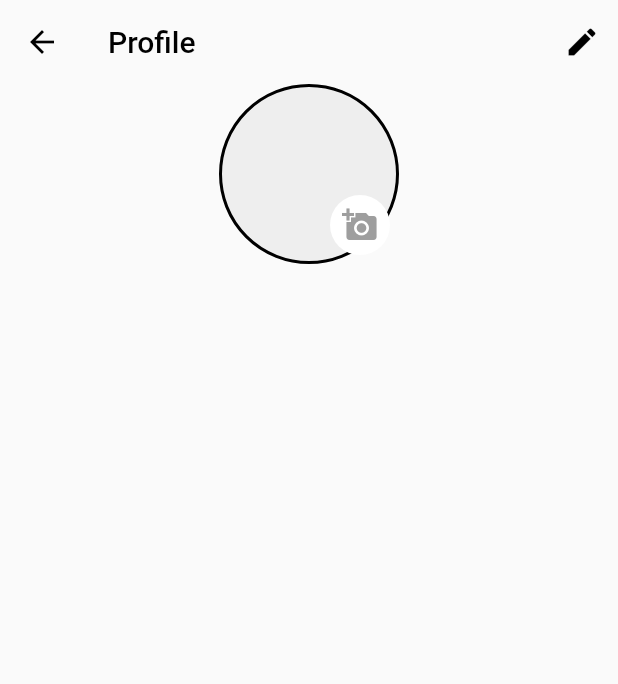
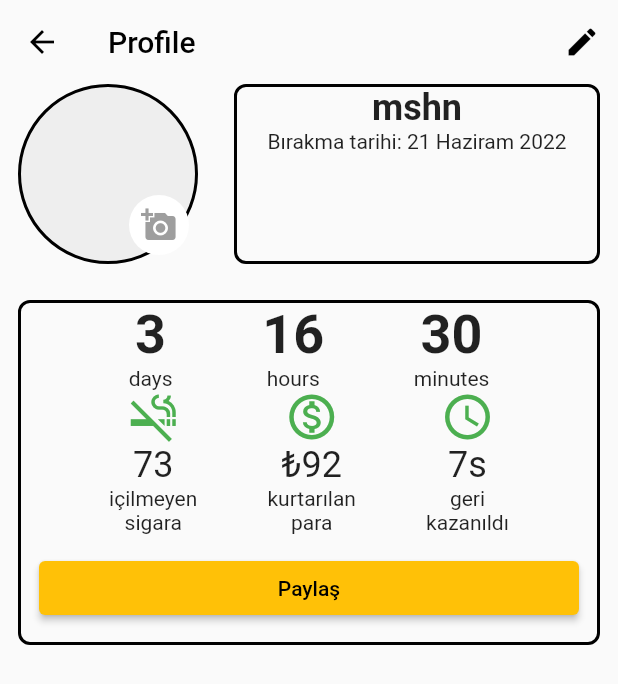
Before and after one commit to musahinist/quit_smoking, a Flutter app: the screen it shows after launch, after a tap on the "share" icon, on a phone screen of 412 x 824 dp. Shown: the top 684 px of the screen. Run offline on Flutter 3.47's test engine with Material 2 defaults, Android fonts, the phone set to English and light mode, and no system bars; our stand-ins replace camera; missing offline and left inert: photo_manager.

Commit message:
add profile page sections

```diff
--- a/lib/view/home/home_page.dart
+++ b/lib/view/home/home_page.dart
@@ -48,7 +48,7 @@ class HomePage extends StatelessWidget {
           const StopWatchSection(),
           //
           const SizedBox(height: 24),
-          Text("Günlük Durum", style: Theme.of(context).textTheme.headline6),
+          Text("Daily Mode", style: Theme.of(context).textTheme.headline6),
           const SizedBox(height: 12),
           const DailyStateSection(),
           //
--- a/lib/view/profile/profile.page.dart
+++ b/lib/view/profile/profile.page.dart
@@ -2,6 +2,7 @@ import 'dart:io';
 
 import 'package:flutter/material.dart';
 
+import '../home/home_page.dart';
 import 'image_picker/camera_widget.dart';
 
 class ProfilePage extends StatefulWidget {
@@ -22,10 +23,12 @@ class _ProfilePageState extends State<ProfilePage> {
         title: Text('Profile'),
         actions: [IconButton(onPressed: () {}, icon: Icon(Icons.edit))],
       ),
-      body: Column(
+      body: ListView(
+        padding: EdgeInsets.symmetric(horizontal: 12),
         children: [
-          Center(
-            child: Container(
+          Row(
+            children: [
+              Container(
                 height: 120,
                 width: 120,
                 alignment: Alignment.bottomRight,
@@ -66,7 +69,116 @@ class _ProfilePageState extends State<ProfilePage> {
                   },
                 ),
               ),
+              SizedBox(width: 24),
+              Expanded(
+                child: Container(
+                  height: 120,
+                  decoration: BoxDecoration(
+                      border: Border.all(width: 2),
+                      borderRadius: BorderRadius.circular(8)),
+                  child: Column(
+                    children: [
+                      Text('mshn',
+                          style: TextStyle(
+                              fontSize: 24, fontWeight: FontWeight.bold)),
+                      Text('Bırakma tarihi: 21 Haziram 2022')
+                    ],
                   ),
+                ),
+              )
+            ],
+          ),
+          SizedBox(height: 24),
+          Container(
+            decoration: BoxDecoration(
+                border: Border.all(width: 2),
+                borderRadius: BorderRadius.circular(8)),
+            child: Padding(
+              padding: const EdgeInsets.fromLTRB(12, 0, 12, 12),
+              child: Column(
+                crossAxisAlignment: CrossAxisAlignment.stretch,
+                children: [
+                  Row(
+                    mainAxisAlignment: MainAxisAlignment.spaceEvenly,
+                    children: [
+                      Column(
+                        children: [
+                          Text("${duration.inDays}",
+                              style: TextStyle(
+                                  fontSize: 36, fontWeight: FontWeight.bold)),
+                          const Text('days')
+                        ],
+                      ),
+                      Column(
+                        children: [
+                          Text("${duration.inHours.remainder(24)}",
+                              style: TextStyle(
+                                  fontSize: 36, fontWeight: FontWeight.bold)),
+                          const Text('hours')
+                        ],
+                      ),
+                      Column(
+                        children: [
+                          Text("${duration.inMinutes.remainder(60)}",
+                              style: TextStyle(
+                                  fontSize: 36, fontWeight: FontWeight.bold)),
+                          const Text('minutes')
+                        ],
+                      ),
+                    ],
+                  ),
+                  Row(
+                    mainAxisAlignment: MainAxisAlignment.spaceEvenly,
+                    children: [
+                      Column(
+                        children: [
+                          const Icon(
+                            Icons.smoke_free,
+                            size: 36,
+                            color: Colors.green,
+                          ),
+                          Text(
+                              (duration.inHours * (20 / 24)).toStringAsFixed(0),
+                              style: Theme.of(context).textTheme.headline5),
+                          const Text('içilmeyen\nsigara',
+                              textAlign: TextAlign.center)
+                        ],
+                      ),
+                      Column(
+                        children: [
+                          const Icon(
+                            Icons.monetization_on_outlined,
+                            size: 36,
+                            color: Colors.green,
+                          ),
+                          Text(
+                              "₺${(duration.inHours * (25 / 24)).toStringAsFixed(0)}",
+                              style: Theme.of(context).textTheme.headline5),
+                          const Text('kurtarılan\npara',
+                              textAlign: TextAlign.center)
+                        ],
+                      ),
+                      Column(
+                        children: [
+                          const Icon(
+                            Icons.watch_later_outlined,
+                            size: 36,
+                            color: Colors.green,
+                          ),
+                          Text("${(duration.inHours / 12).toStringAsFixed(0)}s",
+                              style: Theme.of(context).textTheme.headline5),
+                          const Text('geri\nkazanıldı',
+                              textAlign: TextAlign.center)
+                        ],
+                      ),
+                    ],
+                  ),
+                  SizedBox(height: 12),
+                  ElevatedButton(onPressed: () {}, child: Text('Paylaş'))
+                ],
+              ),
+            ),
+          )
         ],
       ),
     );
```
Lines whose indentation alone changed are shown as unchanged.
